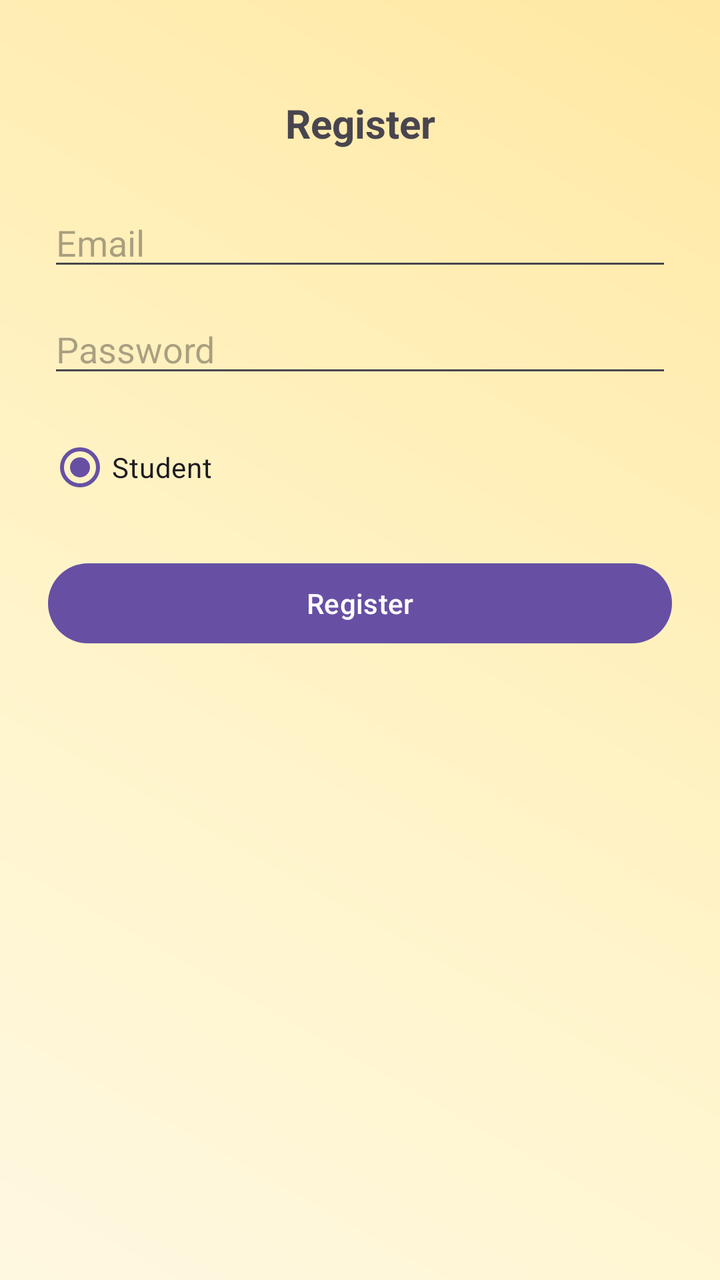
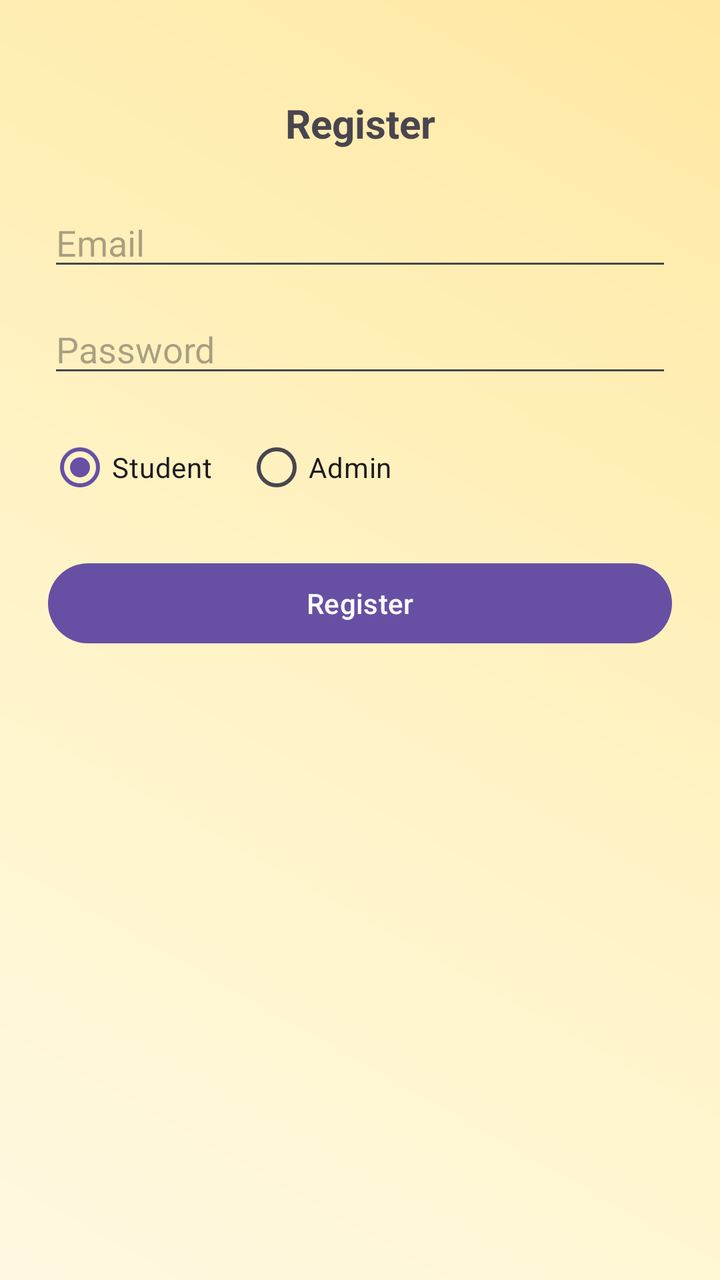

Compare the two renders of this Android layout. The source of the first and the diff that turns it into the second are given below.
<!-- AndroidManifest.xml: application theme Theme.Project22 -->
<!-- res/layout/activity_register.xml -->
<?xml version="1.0" encoding="utf-8"?>
<androidx.constraintlayout.widget.ConstraintLayout xmlns:android="http://schemas.android.com/apk/res/android"
    xmlns:app="http://schemas.android.com/apk/res-auto"
    xmlns:tools="http://schemas.android.com/tools"
    android:layout_width="match_parent"
    android:layout_height="match_parent"
    tools:context=".RegisterActivity">

    <TextView
        android:id="@+id/tvTitle"
        android:layout_width="wrap_content"
        android:layout_height="wrap_content"
        android:text="Register"
        android:textStyle="bold"
        android:textSize="20sp"
        app:layout_constraintTop_toTopOf="parent"
        app:layout_constraintStart_toStartOf="parent"
        app:layout_constraintEnd_toEndOf="parent"
        android:layout_marginTop="48dp"/>

    <EditText
        android:id="@+id/etEmail"
        android:layout_width="0dp"
        android:layout_height="wrap_content"
        android:hint="Email"
        android:inputType="textEmailAddress"
        app:layout_constraintTop_toBottomOf="@id/tvTitle"
        app:layout_constraintStart_toStartOf="parent"
        app:layout_constraintEnd_toEndOf="parent"
        android:layout_marginStart="24dp"
        android:layout_marginEnd="24dp"
        android:layout_marginTop="24dp"/>

    <EditText
        android:id="@+id/etPassword"
        android:layout_width="0dp"
        android:layout_height="wrap_content"
        android:hint="Password"
        android:inputType="textPassword"
        app:layout_constraintTop_toBottomOf="@id/etEmail"
        app:layout_constraintStart_toStartOf="parent"
        app:layout_constraintEnd_toEndOf="parent"
        android:layout_marginStart="24dp"
        android:layout_marginEnd="24dp"
        android:layout_marginTop="12dp"/>

    <RadioGroup
        android:id="@+id/rgRole"
        android:layout_width="0dp"
        android:layout_height="wrap_content"
        app:layout_constraintTop_toBottomOf="@id/etPassword"
        app:layout_constraintStart_toStartOf="parent"
        app:layout_constraintEnd_toEndOf="parent"
        android:orientation="horizontal"
        android:layout_marginStart="24dp"
        android:layout_marginEnd="24dp"
        android:layout_marginTop="16dp">

        <RadioButton
            android:id="@+id/rbStudent"
            android:layout_width="wrap_content"
            android:layout_height="wrap_content"
            android:text="Student"
            android:checked="true"/>
    </RadioGroup>

    <Button
        android:id="@+id/btnRegister"
        android:layout_width="0dp"
        android:layout_height="wrap_content"
        android:text="Register"
        app:layout_constraintTop_toBottomOf="@id/rgRole"
        app:layout_constraintStart_toStartOf="parent"
        app:layout_constraintEnd_toEndOf="parent"
        android:layout_marginStart="24dp"
        android:layout_marginEnd="24dp"
        android:layout_marginTop="20dp"/>

</androidx.constraintlayout.widget.ConstraintLayout>
<!-- resources referenced by this layout -->
<resources>
  <style name="Theme.Project22" parent="Base.Theme.Project22" />
  <style name="Base.Theme.Project22" parent="Theme.Material3.Light.NoActionBar">
          
          <item name="colorPrimary">@color/md_primary</item>
          <item name="colorOnPrimary">@color/md_onPrimary</item>
          <item name="colorPrimaryContainer">@color/md_primaryContainer</item>
          <item name="colorOnPrimaryContainer">@color/md_onPrimaryContainer</item>
  
          <item name="colorSecondary">@color/md_secondary</item>
          <item name="colorOnSecondary">@color/md_onSecondary</item>
          <item name="colorSecondaryContainer">@color/md_secondaryContainer</item>
          <item name="colorOnSecondaryContainer">@color/md_onSecondaryContainer</item>
  
          <item name="colorTertiary">@color/md_tertiary</item>
          <item name="colorOnTertiary">@color/md_onTertiary</item>
          <item name="colorTertiaryContainer">@color/md_tertiaryContainer</item>
          <item name="colorOnTertiaryContainer">@color/md_onTertiaryContainer</item>
  
          <item name="android:windowBackground">@drawable/bg_app_gradient</item>
          <item name="colorSurface">@color/md_surface</item>
          <item name="colorOnSurface">@color/md_onSurface</item>
          <item name="android:navigationBarColor">@color/md_primaryContainer</item>
      </style>
  <color name="md_primary">#6750A4</color>
  <color name="md_onPrimary">#FFFFFF</color>
  <color name="md_primaryContainer">#EADDFF</color>
  <color name="md_onPrimaryContainer">#21005D</color>
  <color name="md_secondary">#386A20</color>
  <color name="md_onSecondary">#FFFFFF</color>
  <color name="md_secondaryContainer">#C7F0A6</color>
  <color name="md_onSecondaryContainer">#0F3900</color>
  <color name="md_tertiary">#006C6A</color>
  <color name="md_onTertiary">#FFFFFF</color>
  <color name="md_tertiaryContainer">#6FF7F3</color>
  <color name="md_onTertiaryContainer">#00201F</color>
  <!-- drawable bg_app_gradient (drawable) -->
  <?xml version="1.0" encoding="utf-8"?>
  <shape xmlns:android="http://schemas.android.com/apk/res/android" android:shape="rectangle">
      <gradient
          android:type="linear"
          android:angle="45"
          android:startColor="#FFF8E1"
          android:centerColor="#FFF3C4"
          android:endColor="#FFE8A3" />
  </shape>
  <color name="md_surface">#FFFCFF</color>
  <color name="md_onSurface">#1D1B20</color>
</resources>

<!-- the commit's change to res/layout/activity_register.xml (unified diff, before → after) -->
@@ -61,7 +61,14 @@
             android:layout_width="wrap_content"
             android:layout_height="wrap_content"
             android:text="Student"
-            android:checked="true"/>
+            android:checked="true"
+            android:layout_marginEnd="16dp"/>
+
+        <RadioButton
+            android:id="@+id/rbAdmin"
+            android:layout_width="wrap_content"
+            android:layout_height="wrap_content"
+            android:text="Admin"/>
     </RadioGroup>
 
     <Button
